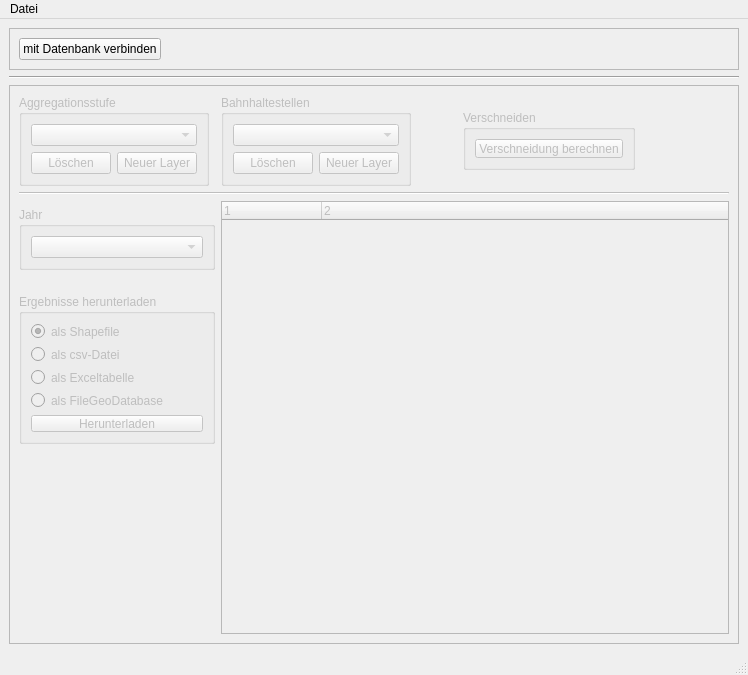
MaxBo/verschneidungstool, file src/verschneidungstool/PyQt/main.ui: the form before one commit.
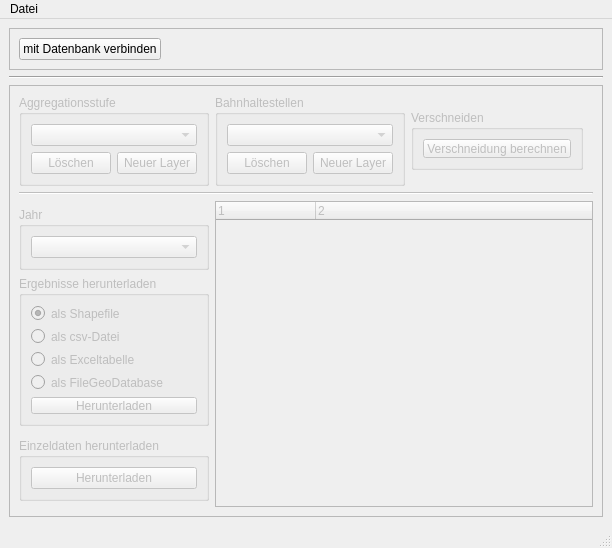
The form after the commit. Icons and pictures are not drawn.

Commit message: New Feature: GUI-elements for downloading data-tables

What changed in the file:
```diff
--- a/src/verschneidungstool/PyQt/main.ui
+++ b/src/verschneidungstool/PyQt/main.ui
@@ -6,8 +6,8 @@
    <rect>
     <x>0</x>
     <y>0</y>
-    <width>748</width>
-    <height>675</height>
+    <width>612</width>
+    <height>546</height>
    </rect>
   </property>
   <property name="windowTitle">
@@ -65,7 +65,81 @@
          <enum>QFrame::Raised</enum>
         </property>
         <layout class="QGridLayout" name="gridLayout_2">
-         <item row="7" column="3" rowspan="7" colspan="4">
+         <item row="0" column="1">
+          <widget class="QGroupBox" name="groupBox">
+           <property name="sizePolicy">
+            <sizepolicy hsizetype="Preferred" vsizetype="Preferred">
+             <horstretch>0</horstretch>
+             <verstretch>0</verstretch>
+            </sizepolicy>
+           </property>
+           <property name="minimumSize">
+            <size>
+             <width>0</width>
+             <height>0</height>
+            </size>
+           </property>
+           <property name="title">
+            <string>Aggregationsstufe</string>
+           </property>
+           <layout class="QVBoxLayout" name="verticalLayout_5">
+            <item>
+             <widget class="QComboBox" name="layer_combo">
+              <property name="minimumSize">
+               <size>
+                <width>150</width>
+                <height>0</height>
+               </size>
+              </property>
+             </widget>
+            </item>
+            <item>
+             <layout class="QHBoxLayout" name="horizontalLayout">
+              <item>
+               <widget class="QPushButton" name="delete_layer_button">
+                <property name="sizePolicy">
+                 <sizepolicy hsizetype="Fixed" vsizetype="Fixed">
+                  <horstretch>0</horstretch>
+                  <verstretch>0</verstretch>
+                 </sizepolicy>
+                </property>
+                <property name="text">
+                 <string>Löschen</string>
+                </property>
+               </widget>
+              </item>
+              <item>
+               <widget class="QPushButton" name="add_layer_button">
+                <property name="maximumSize">
+                 <size>
+                  <width>150</width>
+                  <height>16777215</height>
+                 </size>
+                </property>
+                <property name="text">
+                 <string>Neuer Layer</string>
+                </property>
+               </widget>
+              </item>
+             </layout>
+            </item>
+           </layout>
+          </widget>
+         </item>
+         <item row="9" column="1">
+          <spacer name="verticalSpacer_3">
+           <property name="orientation">
+            <enum>Qt::Vertical</enum>
+           </property>
+           <property name="sizeHint" stdset="0">
+            <size>
+             <width>20</width>
+             <height>40</height>
+            </size>
+           </property>
+          </spacer>
+         </item>
+         <item row="6" column="2" rowspan="6" colspan="3">
           <widget class="QTreeWidget" name="structure_tree">
            <property name="columnCount">
             <number>2</number>
@@ -82,96 +156,7 @@
            </column>
           </widget>
          </item>
-         <item row="0" column="3">
-          <widget class="QGroupBox" name="groupBox_3">
-           <property name="title">
-            <string>Bahnhaltestellen</string>
-           </property>
-           <layout class="QVBoxLayout" name="verticalLayout_6">
-            <item>
-             <widget class="QComboBox" name="stations_combo">
-              <property name="minimumSize">
-               <size>
-                <width>150</width>
-                <height>0</height>
-               </size>
-              </property>
-             </widget>
-            </item>
-            <item>
-             <layout class="QHBoxLayout" name="horizontalLayout_2">
-              <item>
-               <widget class="QPushButton" name="delete_stations_button">
-                <property name="sizePolicy">
-                 <sizepolicy hsizetype="Fixed" vsizetype="Fixed">
-                  <horstretch>0</horstretch>
-                  <verstretch>0</verstretch>
-                 </sizepolicy>
-                </property>
-                <property name="text">
-                 <string>Löschen</string>
-                </property>
-               </widget>
-              </item>
-              <item>
-               <widget class="QPushButton" name="add_stations_button">
-                <property name="maximumSize">
-                 <size>
-                  <width>150</width>
-                  <height>16777215</height>
-                 </size>
-                </property>
-                <property name="text">
-                 <string>Neuer Layer</string>
-                </property>
-               </widget>
-              </item>
-             </layout>
-            </item>
-           </layout>
-          </widget>
-         </item>
-         <item row="0" column="5">
-          <widget class="QGroupBox" name="intersect_frame">
-           <property name="enabled">
-            <bool>false</bool>
-           </property>
-           <property name="sizePolicy">
-            <sizepolicy hsizetype="Preferred" vsizetype="Fixed">
-             <horstretch>0</horstretch>
-             <verstretch>0</verstretch>
-            </sizepolicy>
-           </property>
-           <property name="minimumSize">
-            <size>
-             <width>0</width>
-             <height>60</height>
-            </size>
-           </property>
-           <property name="maximumSize">
-            <size>
-             <width>300</width>
-             <height>60</height>
-            </size>
-           </property>
-           <property name="title">
-            <string>Verschneiden</string>
-           </property>
-           <layout class="QVBoxLayout" name="verticalLayout_3">
-            <item>
-             <widget class="QPushButton" name="intersect_button">
-              <property name="enabled">
-               <bool>false</bool>
-              </property>
-              <property name="text">
-               <string>Verschneidung berechnen</string>
-              </property>
-             </widget>
-            </item>
-           </layout>
-          </widget>
-         </item>
-         <item row="13" column="1">
+         <item row="6" column="1">
           <spacer name="verticalSpacer">
            <property name="orientation">
             <enum>Qt::Vertical</enum>
@@ -184,20 +169,7 @@
            </property>
           </spacer>
          </item>
-         <item row="0" column="6">
-          <spacer name="horizontalSpacer">
-           <property name="orientation">
-            <enum>Qt::Horizontal</enum>
-           </property>
-           <property name="sizeHint" stdset="0">
-            <size>
-             <width>40</width>
-             <height>20</height>
-            </size>
-           </property>
-          </spacer>
-         </item>
-         <item row="12" column="1" colspan="2">
+         <item row="8" column="1">
           <widget class="QGroupBox" name="download_frame">
            <property name="enabled">
             <bool>false</bool>
@@ -271,7 +243,7 @@
            </layout>
           </widget>
          </item>
-         <item row="8" column="1" colspan="2">
+         <item row="7" column="1">
           <widget class="QGroupBox" name="groupBox_2">
            <property name="title">
             <string>Jahr</string>
@@ -287,26 +259,14 @@
            </layout>
           </widget>
          </item>
-         <item row="0" column="1">
-          <widget class="QGroupBox" name="groupBox">
-           <property name="sizePolicy">
-            <sizepolicy hsizetype="Preferred" vsizetype="Preferred">
-             <horstretch>0</horstretch>
-             <verstretch>0</verstretch>
-            </sizepolicy>
-           </property>
-           <property name="minimumSize">
-            <size>
-             <width>0</width>
-             <height>0</height>
-            </size>
-           </property>
+         <item row="0" column="2">
+          <widget class="QGroupBox" name="groupBox_3">
            <property name="title">
-            <string>Aggregationsstufe</string>
+            <string>Bahnhaltestellen</string>
            </property>
-           <layout class="QVBoxLayout" name="verticalLayout_5">
+           <layout class="QVBoxLayout" name="verticalLayout_6">
             <item>
-             <widget class="QComboBox" name="layer_combo">
+             <widget class="QComboBox" name="stations_combo">
               <property name="minimumSize">
                <size>
                 <width>150</width>
@@ -316,9 +276,9 @@
              </widget>
             </item>
             <item>
-             <layout class="QHBoxLayout" name="horizontalLayout">
+             <layout class="QHBoxLayout" name="horizontalLayout_2">
               <item>
-               <widget class="QPushButton" name="delete_layer_button">
+               <widget class="QPushButton" name="delete_stations_button">
                 <property name="sizePolicy">
                  <sizepolicy hsizetype="Fixed" vsizetype="Fixed">
                   <horstretch>0</horstretch>
@@ -331,7 +291,7 @@
                </widget>
               </item>
               <item>
-               <widget class="QPushButton" name="add_layer_button">
+               <widget class="QPushButton" name="add_stations_button">
                 <property name="maximumSize">
                  <size>
                   <width>150</width>
@@ -348,23 +308,81 @@
            </layout>
           </widget>
          </item>
-         <item row="0" column="4">
-          <spacer name="horizontalSpacer_2">
-           <property name="orientation">
-            <enum>Qt::Horizontal</enum>
+         <item row="10" column="1">
+          <widget class="QGroupBox" name="download_tables_frame">
+           <property name="enabled">
+            <bool>false</bool>
            </property>
-           <property name="sizeType">
-            <enum>QSizePolicy::Fixed</enum>
+           <property name="sizePolicy">
+            <sizepolicy hsizetype="Fixed" vsizetype="Preferred">
+             <horstretch>0</horstretch>
+             <verstretch>0</verstretch>
+            </sizepolicy>
            </property>
-           <property name="sizeHint" stdset="0">
+           <property name="maximumSize">
             <size>
-             <width>40</width>
-             <height>20</height>
+             <width>300</width>
+             <height>150</height>
             </size>
            </property>
-          </spacer>
+           <property name="title">
+            <string>Einzeldaten herunterladen</string>
+           </property>
+           <layout class="QVBoxLayout" name="verticalLayout_8">
+            <item>
+             <widget class="QPushButton" name="download_tables_button">
+              <property name="enabled">
+               <bool>false</bool>
+              </property>
+              <property name="text">
+               <string>Herunterladen</string>
+              </property>
+             </widget>
+            </item>
+           </layout>
+          </widget>
          </item>
-         <item row="5" column="1" colspan="6">
+         <item row="0" column="3">
+          <widget class="QGroupBox" name="intersect_frame">
+           <property name="enabled">
+            <bool>false</bool>
+           </property>
+           <property name="sizePolicy">
+            <sizepolicy hsizetype="Preferred" vsizetype="Fixed">
+             <horstretch>0</horstretch>
+             <verstretch>0</verstretch>
+            </sizepolicy>
+           </property>
+           <property name="minimumSize">
+            <size>
+             <width>0</width>
+             <height>60</height>
+            </size>
+           </property>
+           <property name="maximumSize">
+            <size>
+             <width>300</width>
+             <height>60</height>
+            </size>
+           </property>
+           <property name="title">
+            <string>Verschneiden</string>
+           </property>
+           <layout class="QVBoxLayout" name="verticalLayout_3">
+            <item>
+             <widget class="QPushButton" name="intersect_button">
+              <property name="enabled">
+               <bool>false</bool>
+              </property>
+              <property name="text">
+               <string>Verschneidung berechnen</string>
+              </property>
+             </widget>
+            </item>
+           </layout>
+          </widget>
+         </item>
+         <item row="5" column="1" colspan="4">
           <widget class="Line" name="line">
            <property name="orientation">
             <enum>Qt::Horizontal</enum>
@@ -383,7 +401,7 @@
     <rect>
      <x>0</x>
      <y>0</y>
-     <width>748</width>
+     <width>612</width>
      <height>21</height>
     </rect>
    </property>
```
The commit also changes 7 other files.
